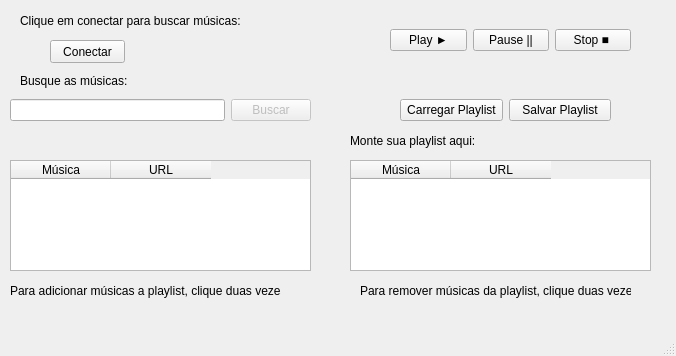
Before: the Qt Designer form DesafioStone/mainwindow.ui in gabspires/DesafioStone, drawn with Qt 5.
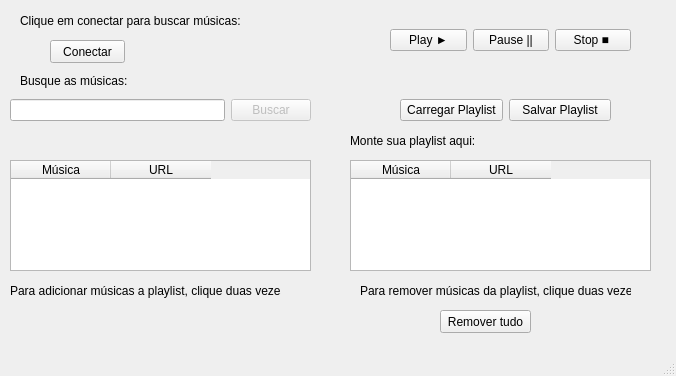
After: the same form once the commit is applied.

```diff
--- a/DesafioStone/mainwindow.ui
+++ b/DesafioStone/mainwindow.ui
@@ -7,7 +7,7 @@
     <x>0</x>
     <y>0</y>
     <width>676</width>
-    <height>356</height>
+    <height>376</height>
    </rect>
   </property>
   <property name="windowTitle">
@@ -247,6 +247,19 @@
      </item>
     </layout>
    </widget>
+   <widget class="QPushButton" name="removeallButton">
+    <property name="geometry">
+     <rect>
+      <x>440</x>
+      <y>310</y>
+      <width>91</width>
+      <height>23</height>
+     </rect>
+    </property>
+    <property name="text">
+     <string>Remover tudo</string>
+    </property>
+   </widget>
   </widget>
   <widget class="QMenuBar" name="menubar">
    <property name="geometry">
```
